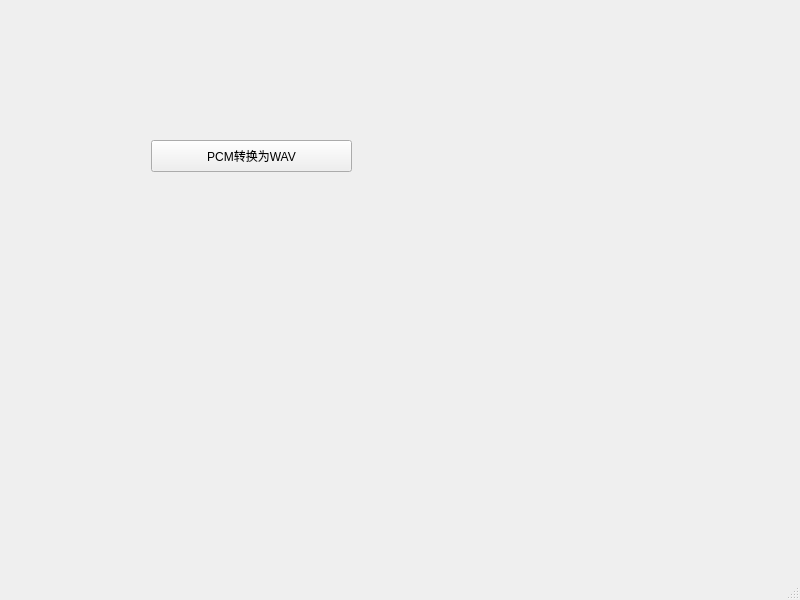
First picture: the form in 3_record_pcm_to_wav/mainwindow.ui, repository itmatter/Audio_Vedio_Tutorial, before the edit.
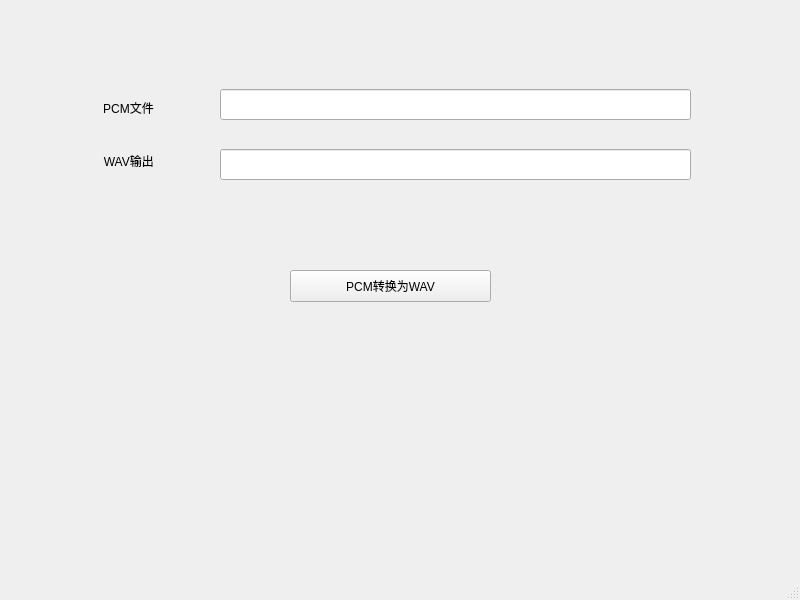
Second picture: the form after the edit.

Commit message: 添加地址输入

Patch:
```diff
--- a/3_record_pcm_to_wav/mainwindow.ui
+++ b/3_record_pcm_to_wav/mainwindow.ui
@@ -17,8 +17,8 @@
    <widget class="QPushButton" name="recordBtn">
     <property name="geometry">
      <rect>
-      <x>151</x>
-      <y>140</y>
+      <x>290</x>
+      <y>270</y>
       <width>201</width>
       <height>32</height>
      </rect>
@@ -27,6 +27,58 @@
      <string>PCM转换为WAV</string>
     </property>
    </widget>
+   <widget class="QLabel" name="PCMLabel">
+    <property name="geometry">
+     <rect>
+      <x>43</x>
+      <y>82</y>
+      <width>171</width>
+      <height>51</height>
+     </rect>
+    </property>
+    <property name="text">
+     <string>PCM文件</string>
+    </property>
+    <property name="alignment">
+     <set>Qt::AlignCenter</set>
+    </property>
+   </widget>
+   <widget class="QLabel" name="WAVLabel">
+    <property name="geometry">
+     <rect>
+      <x>50</x>
+      <y>140</y>
+      <width>161</width>
+      <height>41</height>
+     </rect>
+    </property>
+    <property name="text">
+     <string>WAV输出 </string>
+    </property>
+    <property name="alignment">
+     <set>Qt::AlignCenter</set>
+    </property>
+   </widget>
+   <widget class="QLineEdit" name="PCNEdit">
+    <property name="geometry">
+     <rect>
+      <x>220</x>
+      <y>89</y>
+      <width>471</width>
+      <height>31</height>
+     </rect>
+    </property>
+   </widget>
+   <widget class="QLineEdit" name="WAVEdit">
+    <property name="geometry">
+     <rect>
+      <x>220</x>
+      <y>149</y>
+      <width>471</width>
+      <height>31</height>
+     </rect>
+    </property>
+   </widget>
   </widget>
   <widget class="QMenuBar" name="menubar">
    <property name="geometry">
```
Left out of the diff: 2 changed lines with no effect on the pictures. The commit also changes 2 other files.
